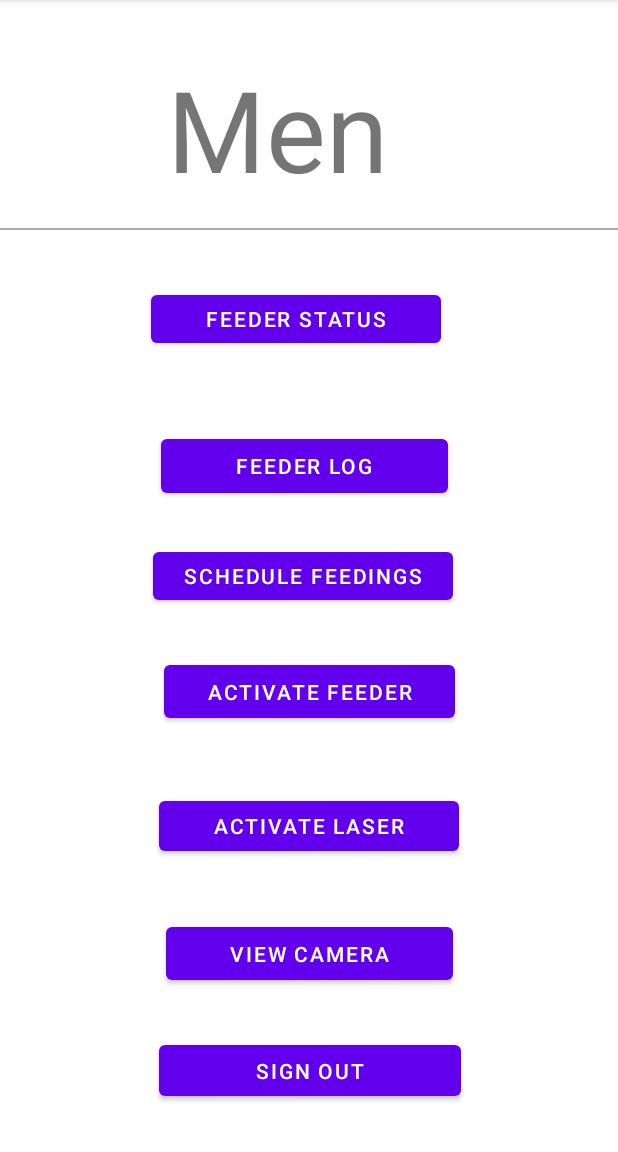
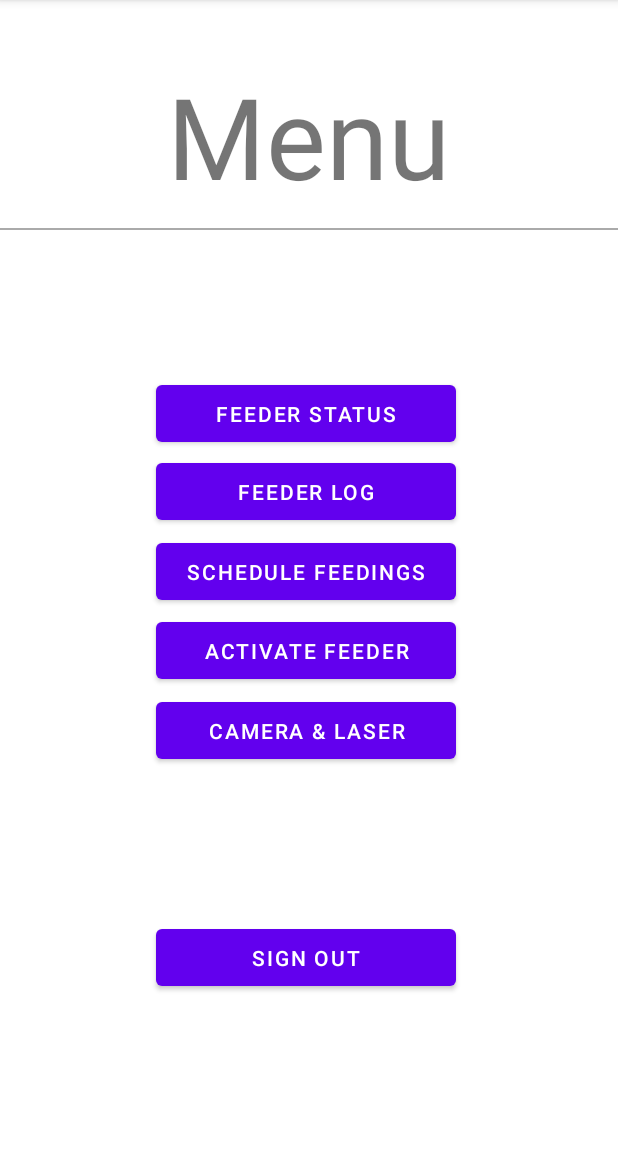
Before and after one commit to Chum-O/CatFeeder, an Android app: the MenuActivity screen opened directly, with no data from a screen before it, on a phone screen of 412 x 824 dp, the part 84-1236 px from its top. Run offline under Robolectric (Android 15) with nearby library versions, the phone set to English and light mode, and no system bars.

Commit message:
cleaned up UI

```diff
--- a/app/build.gradle
+++ b/app/build.gradle
@@ -31,6 +31,7 @@ android {
 }
 
 dependencies {
+    implementation("com.squareup.okhttp3:okhttp:4.9.0")
 
     implementation 'androidx.appcompat:appcompat:1.4.1'
     implementation 'com.google.android.material:material:1.5.0'
--- a/app/src/main/AndroidManifest.xml
+++ b/app/src/main/AndroidManifest.xml
@@ -2,7 +2,11 @@
 <manifest xmlns:android="http://schemas.android.com/apk/res/android"
     package="com.example.catfeeder">
 
+    <uses-permission android:name="android.permission.INTERNET"/>
+
     <application
+        android:usesCleartextTraffic="true"
+
         android:allowBackup="true"
         android:icon="@mipmap/ic_launcher"
         android:label="@string/app_name"
--- /dev/null
+++ b/app/src/main/java/com/example/catfeeder/ui/login/LaserToyModule.java
@@ -0,0 +1,4 @@
+package com.example.catfeeder.ui.login;
+
+public class LaserToyModule {
+}
--- a/app/src/main/res/layout/activity_main.xml
+++ b/app/src/main/res/layout/activity_main.xml
@@ -14,24 +14,25 @@
         android:textSize="50sp"
         app:layout_constraintBottom_toBottomOf="parent"
         app:layout_constraintEnd_toEndOf="parent"
+        app:layout_constraintHorizontal_bias="0.496"
         app:layout_constraintStart_toStartOf="parent"
         app:layout_constraintTop_toTopOf="parent"
-        app:layout_constraintVertical_bias="0.123" />
+        app:layout_constraintVertical_bias="0.199" />
 
     <EditText
         android:id="@+id/editTextTextEmailAddress"
         android:layout_width="214dp"
         android:layout_height="47dp"
+        android:autofillHints="emailAddress"
         android:ems="10"
         android:inputType="textEmailAddress"
         android:labelFor="@id/editTextTextEmailAddress"
-        android:autofillHints="emailAddress"
         app:layout_constraintBottom_toBottomOf="parent"
         app:layout_constraintEnd_toEndOf="parent"
-        app:layout_constraintHorizontal_bias="0.443"
+        app:layout_constraintHorizontal_bias="0.497"
         app:layout_constraintStart_toStartOf="parent"
         app:layout_constraintTop_toTopOf="parent"
-        app:layout_constraintVertical_bias="0.583" />
+        app:layout_constraintVertical_bias="0.58" />
 
     <TextView
         android:id="@+id/textView2"
@@ -41,7 +42,7 @@
         android:textSize="22sp"
         app:layout_constraintBottom_toBottomOf="parent"
         app:layout_constraintEnd_toEndOf="parent"
-        app:layout_constraintHorizontal_bias="0.396"
+        app:layout_constraintHorizontal_bias="0.493"
         app:layout_constraintStart_toStartOf="parent"
         app:layout_constraintTop_toTopOf="parent"
         app:layout_constraintVertical_bias="0.499" />
@@ -50,16 +51,16 @@
         android:id="@+id/editTextTextPassword"
         android:layout_width="214dp"
         android:layout_height="47dp"
+        android:autofillHints="password"
         android:ems="10"
         android:inputType="textPassword"
         android:labelFor="@id/editTextTextPassword"
-        android:autofillHints="password"
         app:layout_constraintBottom_toBottomOf="parent"
         app:layout_constraintEnd_toEndOf="parent"
-        app:layout_constraintHorizontal_bias="0.443"
+        app:layout_constraintHorizontal_bias="0.497"
         app:layout_constraintStart_toStartOf="parent"
         app:layout_constraintTop_toTopOf="parent"
-        app:layout_constraintVertical_bias="0.677" />
+        app:layout_constraintVertical_bias="0.659" />
 
     <Button
         android:id="@+id/button"
@@ -68,7 +69,7 @@
         android:text="@string/sign_in_button"
         app:layout_constraintBottom_toBottomOf="parent"
         app:layout_constraintEnd_toEndOf="parent"
-        app:layout_constraintHorizontal_bias="0.443"
+        app:layout_constraintHorizontal_bias="0.497"
         app:layout_constraintStart_toStartOf="parent"
         app:layout_constraintTop_toTopOf="parent"
         app:layout_constraintVertical_bias="0.863" />
@@ -80,10 +81,10 @@
         android:text="@string/forgot_password"
         app:layout_constraintBottom_toBottomOf="parent"
         app:layout_constraintEnd_toEndOf="parent"
-        app:layout_constraintHorizontal_bias="0.3"
+        app:layout_constraintHorizontal_bias="0.352"
         app:layout_constraintStart_toStartOf="parent"
         app:layout_constraintTop_toTopOf="parent"
-        app:layout_constraintVertical_bias="0.781" />
+        app:layout_constraintVertical_bias="0.735" />
 
     <TextView
         android:id="@+id/textView4"
@@ -92,9 +93,9 @@
         android:text="@string/new_account"
         app:layout_constraintBottom_toBottomOf="parent"
         app:layout_constraintEnd_toEndOf="parent"
-        app:layout_constraintHorizontal_bias="0.357"
+        app:layout_constraintHorizontal_bias="0.404"
         app:layout_constraintStart_toStartOf="parent"
         app:layout_constraintTop_toTopOf="parent"
-        app:layout_constraintVertical_bias="0.739" />
+        app:layout_constraintVertical_bias="0.699" />
 
 </androidx.constraintlayout.widget.ConstraintLayout>
--- a/app/src/main/res/layout/activity_menu.xml
+++ b/app/src/main/res/layout/activity_menu.xml
@@ -9,16 +9,17 @@
 
     <TextView
         android:id="@+id/textView5"
-        android:layout_width="188dp"
-        android:layout_height="97dp"
+        android:layout_width="292dp"
+        android:layout_height="94dp"
+        android:gravity="center"
         android:text="@string/menu"
         android:textSize="75sp"
         app:layout_constraintBottom_toBottomOf="parent"
         app:layout_constraintEnd_toEndOf="parent"
-        app:layout_constraintHorizontal_bias="0.497"
+        app:layout_constraintHorizontal_bias="0.495"
         app:layout_constraintStart_toStartOf="parent"
         app:layout_constraintTop_toTopOf="parent"
-        app:layout_constraintVertical_bias="0.053" />
+        app:layout_constraintVertical_bias="0.059" />
 
     <View
         android:id="@+id/view2"
@@ -34,81 +35,74 @@
 
     <Button
         android:id="@+id/button_feeder_status"
-        android:layout_width="193dp"
-        android:layout_height="44dp"
+        android:layout_width="200dp"
+        android:layout_height="50dp"
         android:text="@string/feeder_status"
         app:layout_constraintBottom_toBottomOf="parent"
         app:layout_constraintEnd_toEndOf="parent"
-        app:layout_constraintHorizontal_bias="0.461"
+        app:layout_constraintHorizontal_bias="0.492"
         app:layout_constraintStart_toStartOf="parent"
         app:layout_constraintTop_toTopOf="parent"
-        app:layout_constraintVertical_bias="0.263" />
+        app:layout_constraintVertical_bias="0.349" />
 
     <Button
         android:id="@+id/button_feeder_log"
-        android:layout_width="191dp"
-        android:layout_height="48dp"
+        android:layout_width="200dp"
+        android:layout_height="50dp"
         android:text="@string/feeder_log"
         app:layout_constraintBottom_toBottomOf="parent"
         app:layout_constraintEnd_toEndOf="parent"
-        app:layout_constraintHorizontal_bias="0.485"
+        app:layout_constraintHorizontal_bias="0.492"
         app:layout_constraintStart_toStartOf="parent"
         app:layout_constraintTop_toTopOf="parent"
-        app:layout_constraintVertical_bias="0.398" />
+        app:layout_constraintVertical_bias="0.422" />
 
     <Button
         android:id="@+id/button_schedule_feeding"
         android:layout_width="200dp"
-        android:layout_height="44dp"
+        android:layout_height="50dp"
         android:text="@string/schedule_feeding"
         app:layout_constraintBottom_toBottomOf="parent"
         app:layout_constraintEnd_toEndOf="parent"
-        app:layout_constraintHorizontal_bias="0.481"
+        app:layout_constraintHorizontal_bias="0.492"
         app:layout_constraintStart_toStartOf="parent"
-        app:layout_constraintTop_toTopOf="parent" />
+        app:layout_constraintTop_toTopOf="parent"
+        app:layout_constraintVertical_bias="0.496" />
 
     <Button
-        android:id="@+id/button_acitvate_feeder"
-        android:layout_width="194dp"
-        android:layout_height="47dp"
+        android:id="@+id/button_activate_feeder"
+        android:layout_width="200dp"
+        android:layout_height="50dp"
         android:text="@string/activate_feeder"
         app:layout_constraintBottom_toBottomOf="parent"
         app:layout_constraintEnd_toEndOf="parent"
+        app:layout_constraintHorizontal_bias="0.492"
         app:layout_constraintStart_toStartOf="parent"
         app:layout_constraintTop_toTopOf="parent"
-        app:layout_constraintVertical_bias="0.607" />
-
-    <Button
-        android:id="@+id/button_camera"
-        android:layout_width="191dp"
-        android:layout_height="47dp"
-        android:text="@string/view_camera"
-        app:layout_constraintBottom_toBottomOf="parent"
-        app:layout_constraintEnd_toEndOf="parent"
-        app:layout_constraintStart_toStartOf="parent"
-        app:layout_constraintTop_toTopOf="parent"
-        app:layout_constraintVertical_bias="0.849" />
+        app:layout_constraintVertical_bias="0.569" />
 
     <Button
         android:id="@+id/button_laser"
         android:layout_width="200dp"
-        android:layout_height="45dp"
-        android:text="@string/activate_laser"
+        android:layout_height="50dp"
+        android:text="Camera &amp; Laser"
         app:layout_constraintBottom_toBottomOf="parent"
         app:layout_constraintEnd_toEndOf="parent"
+        app:layout_constraintHorizontal_bias="0.492"
         app:layout_constraintStart_toStartOf="parent"
         app:layout_constraintTop_toTopOf="parent"
-        app:layout_constraintVertical_bias="0.731" />
+        app:layout_constraintVertical_bias="0.643" />
 
     <Button
         android:id="@+id/button_sign_out"
-        android:layout_width="201dp"
-        android:layout_height="46dp"
+        android:layout_width="200dp"
+        android:layout_height="50dp"
         android:text="@string/sign_out"
         app:layout_constraintBottom_toBottomOf="parent"
         app:layout_constraintEnd_toEndOf="parent"
-        app:layout_constraintHorizontal_bias="0.503"
+        app:layout_constraintHorizontal_bias="0.492"
         app:layout_constraintStart_toStartOf="parent"
         app:layout_constraintTop_toTopOf="parent"
-        app:layout_constraintVertical_bias="0.957" />
+        app:layout_constraintVertical_bias="0.854" />
+
 </androidx.constraintlayout.widget.ConstraintLayout>
```
